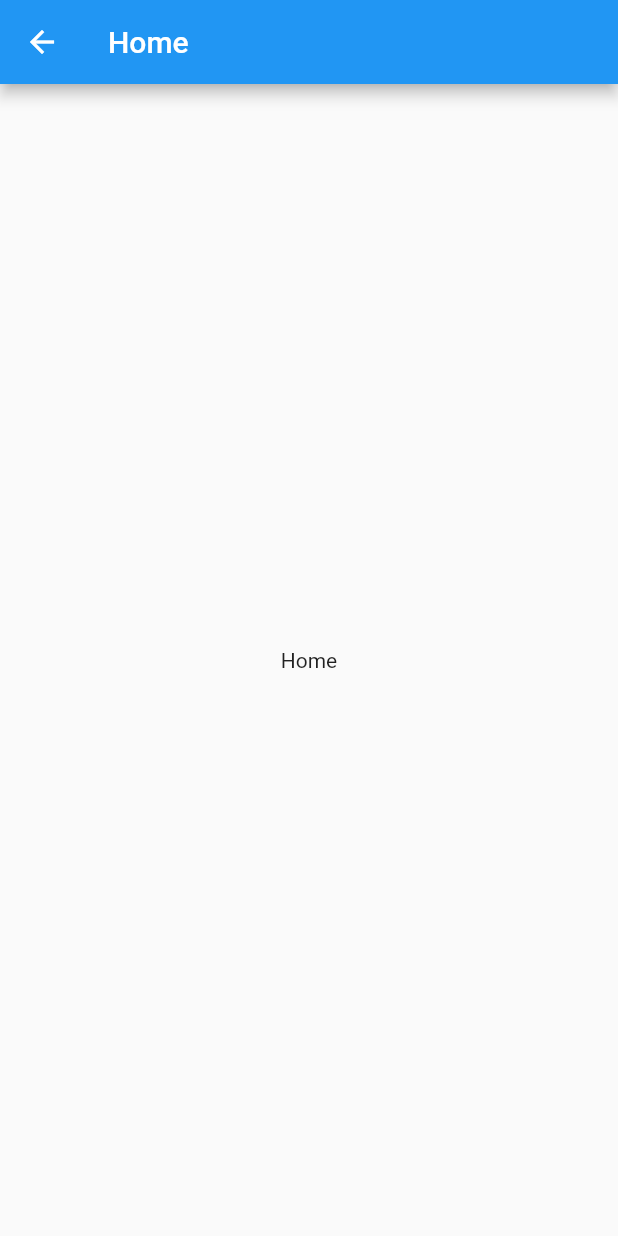
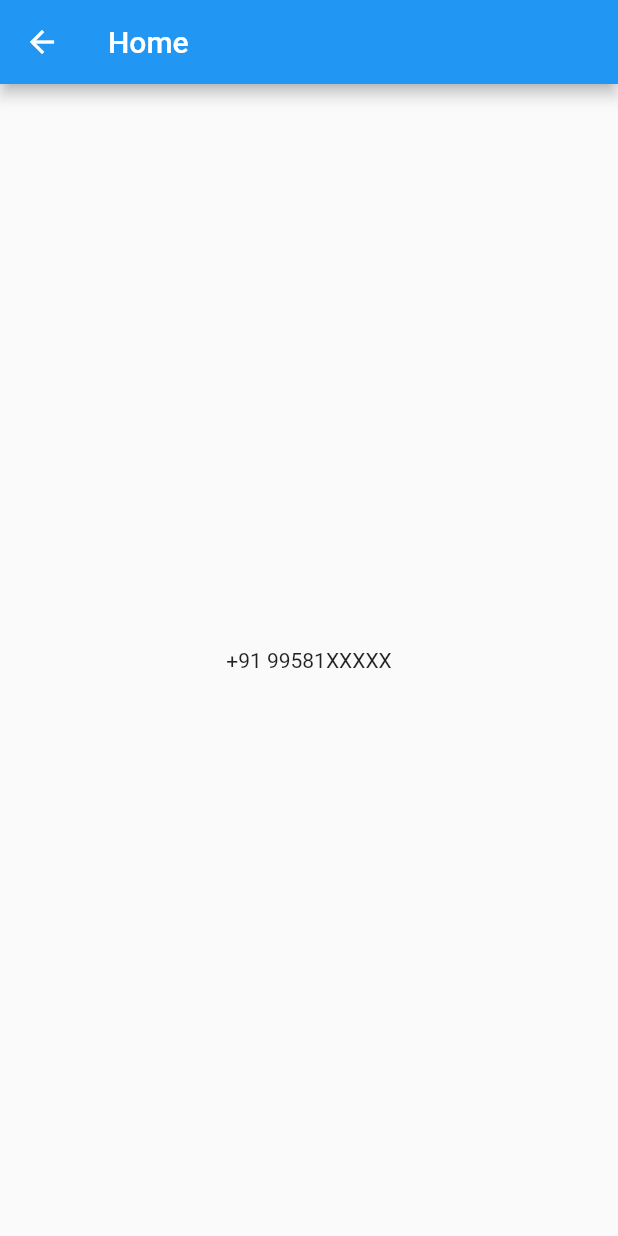
Before and after one commit to Piyush-Guptaa/Chat-App, a Flutter app: the HomeScreen screen opened directly, on a phone screen of 412 x 824 dp. Run offline on Flutter 3.47's test engine with Material 2 defaults, Android fonts, the light colour scheme and no system bars; our stand-ins replace lottie, otp_text_field, permission_handler; missing offline and left inert: agora_rtc_engine.

Commit message:
Update home_screen.dart

```diff
--- a/lib/home_screen.dart
+++ b/lib/home_screen.dart
@@ -18,7 +18,7 @@ class _HomeScreenState extends State<HomeScreen> {
         title: Text('Home'),
       ),
       body: Center(
-        child: Text('Home'),
+        child: Text('+91 ${widget.phoneNumber}'),
       ),
     );
   }
```
